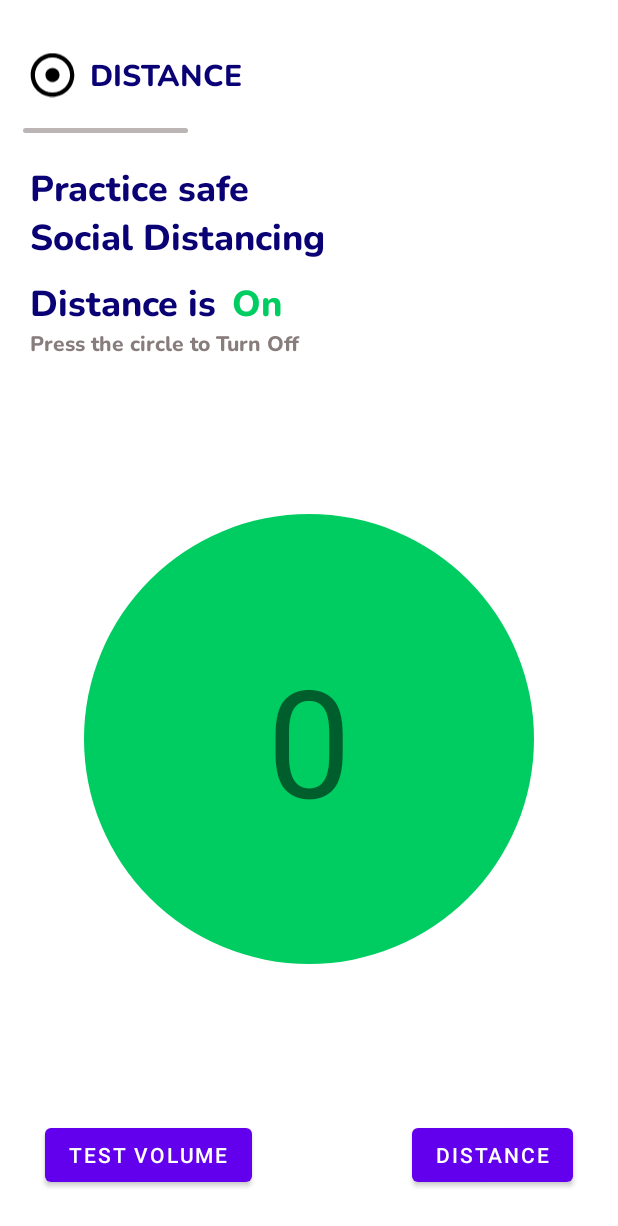
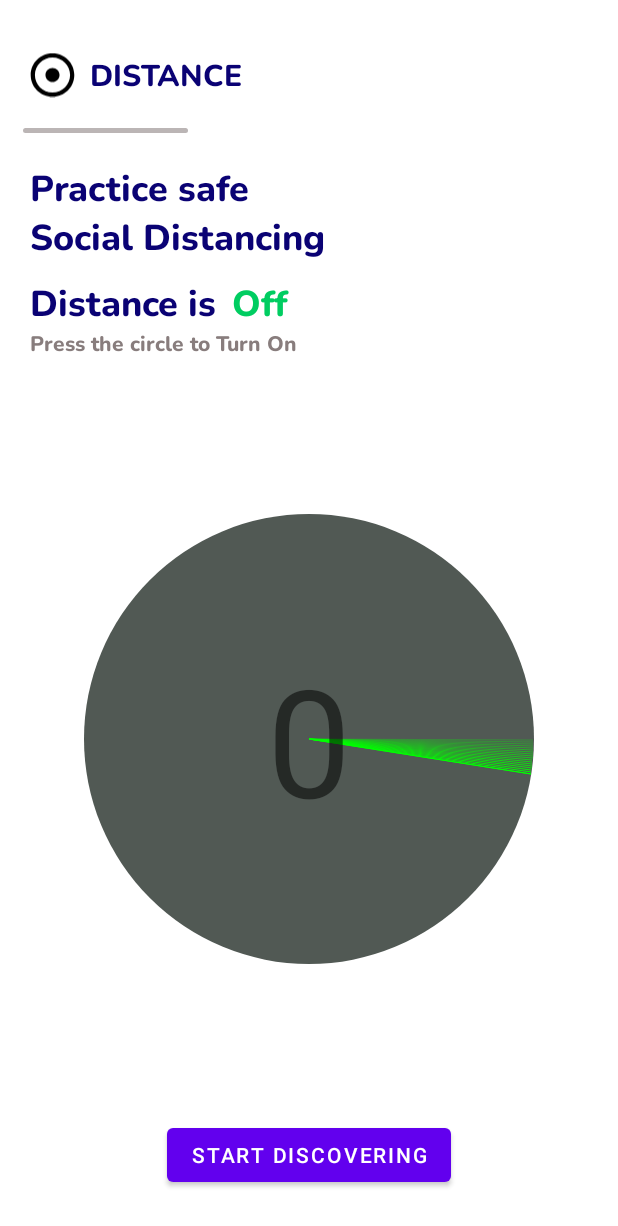
Before and after one commit to BharathJawahar/Distance-app, an Android app: the screen it shows after launch (MainActivity), after a tap on an icon or button, on a phone screen of 412 x 824 dp. Shown: the top 1226 px of the screen. Run offline under Robolectric (Android 15) with nearby library versions, the phone set to English and light mode, and no system bars; 1 other tap on this screen came first.

Commit message:
"Finding Bluetooth Devices Module Done"

```diff
--- a/app/src/main/AndroidManifest.xml
+++ b/app/src/main/AndroidManifest.xml
@@ -6,6 +6,7 @@
     <uses-permission android:name="android.permission.BLUETOOTH" />
     <uses-permission android:name="android.permission.BLUETOOTH_ADMIN" />
 
+    <uses-permission android:name="android.permission.BLUETOOTH_ADVERTISE" />
     <uses-permission android:name="android.permission.BLUETOOTH_CONNECT" />
 
     <uses-permission android:name="android.permission.BLUETOOTH_SCAN" />
@@ -29,7 +30,7 @@
         </activity>
         <meta-data
             android:name="preloaded_fonts"
-            android:resource="@array/preloaded_fonts" />
+            android:resource    ="@array/preloaded_fonts" />
     </application>
 
 </manifest>
--- a/app/src/main/java/com/example/socialdistancingbluetoothapp/MainActivity.java
+++ b/app/src/main/java/com/example/socialdistancingbluetoothapp/MainActivity.java
@@ -1,166 +1,173 @@
 package com.example.socialdistancingbluetoothapp;
 
 import androidx.appcompat.app.AppCompatActivity;
-import androidx.constraintlayout.widget.ConstraintLayout;
+import androidx.localbroadcastmanager.content.LocalBroadcastManager;
 
 import android.bluetooth.BluetoothAdapter;
 import android.bluetooth.BluetoothDevice;
 import android.content.BroadcastReceiver;
 import android.content.Context;
 import android.content.Intent;
-import android.graphics.Color;
-import android.graphics.drawable.ColorDrawable;
-import android.graphics.drawable.TransitionDrawable;
+import android.content.IntentFilter;
 import android.os.Bundle;
-import android.util.Log;
+import android.os.Handler;
 import android.view.View;
+import android.widget.Button;
 import android.widget.TextView;
 import android.widget.Toast;
 
-
-import android.os.Bundle;
-
-import java.util.ArrayList;
-
 public class MainActivity extends AppCompatActivity {
 
+    int totalDevice = 0;
     private BluetoothAdapter mBluetoothAdapter;
-    public ArrayList arrayOfFoundBTDevices;
+    final private BroadcastReceiver mBluetoothStatusChangedReceiver = new BroadcastReceiver() {
+        @Override
+        public void onReceive(Context context, Intent intent) {
+            final Bundle extras = intent.getExtras();
+            final int bluetoothState = intent.getIntExtra(BluetoothAdapter.EXTRA_STATE, -1);
+            switch(bluetoothState) {
+                case BluetoothAdapter.STATE_ON:
+                    Toast.makeText(context,"Bluetooth Enabled", Toast.LENGTH_SHORT).show();
+                    onOff.setText("On");
+                    info.setText("Press the circle to Turn Off");
+                    circle.setBackgroundResource(R.drawable.circle_green);
+                    break;
+                case BluetoothAdapter.STATE_OFF:
+                    Toast.makeText(context,"Bluetooth Disabled", Toast.LENGTH_SHORT).show();
+                    onOff.setText("Off");
+                    info.setText("Press the circle to Turn On");
+                    circle.setBackgroundResource(R.drawable.circle_grey);
+                    break;
+                case BluetoothAdapter.STATE_TURNING_ON:
+                    Toast.makeText(context,"Bluetooth Enabling", Toast.LENGTH_SHORT).show();
+                    break;
+                case BluetoothAdapter.STATE_TURNING_OFF:
+                    Toast.makeText(context,"Bluetooth Disabling", Toast.LENGTH_SHORT).show();
+                    break;
+            }
 
-    View circle;
-    TextView onOff;
-    TextView info;
+            String action = intent.getAction();
+            if (BluetoothAdapter.ACTION_DISCOVERY_STARTED.equals(action)) {
+
+            }
+
+            if(mBluetoothAdapter.isDiscovering()) {
+                circle.startAnimation();
+            }
+            else {
+                circle.stopAnimation();
+            }
+        }
+    };
+    final private BroadcastReceiver mBluetoothDiscoveryStatusChangedReceiver = new BroadcastReceiver() {
+        @Override
+        public void onReceive(Context context, Intent intent) {
+            String action = intent.getAction();
+            if (BluetoothAdapter.ACTION_DISCOVERY_STARTED.equals(action)) {
+                Toast.makeText(context, "Discovery Started", Toast.LENGTH_LONG).show();
+                circle.startAnimation();
+                totalDevice = 0;
+                startDiscovery.setText("Stop Discovery");
+            } else if (BluetoothAdapter.ACTION_DISCOVERY_FINISHED.equals(action)) {
+                Toast.makeText(context, "Discovery Finished", Toast.LENGTH_LONG).show();
+                circle.stopAnimation();
+                startDiscovery.setText("Start Discovery");
+            } else if (BluetoothDevice.ACTION_FOUND.equals(action)) {
+                totalDevice += 1;
+                BluetoothDevice device = (BluetoothDevice) intent.getParcelableExtra(BluetoothDevice.EXTRA_DEVICE);
+                Toast.makeText(context, "Bluetooth Device Found. Total Devices : " + String.valueOf(totalDevice), Toast.LENGTH_LONG).show();
+                noOfBtDev.setText(String.valueOf(totalDevice));
+            }
+            if(mBluetoothAdapter.isDiscovering()) {
+                circle.startAnimation();
+            }
+            else {
+                circle.stopAnimation();
+            }
+        }
+    };
+
+    TextView onOff, info, noOfBtDev;
+    Radar circle;
+    Button startDiscovery;
 
     @Override
     protected void onCreate(Bundle savedInstanceState) {
         super.onCreate(savedInstanceState);
         setContentView(R.layout.activity_main);
 
-        circle = (View) findViewById(R.id.circle);
+        registerReceiver(mBluetoothStatusChangedReceiver, new IntentFilter(BluetoothAdapter.ACTION_STATE_CHANGED));
+        registerReceiver(mBluetoothDiscoveryStatusChangedReceiver, new IntentFilter(BluetoothAdapter.ACTION_DISCOVERY_STARTED));
+        registerReceiver(mBluetoothDiscoveryStatusChangedReceiver, new IntentFilter(BluetoothAdapter.ACTION_DISCOVERY_FINISHED));
+        registerReceiver(mBluetoothDiscoveryStatusChangedReceiver, new IntentFilter(BluetoothDevice.ACTION_FOUND));
+
+        circle = (Radar) findViewById(R.id.circle);
         onOff = (TextView) findViewById(R.id.onOff);
         info = (TextView) findViewById(R.id.info);
+        noOfBtDev = (TextView) findViewById(R.id.noOfBluetooth);
+        startDiscovery = (Button) findViewById(R.id.button);
+
 
         mBluetoothAdapter = BluetoothAdapter.getDefaultAdapter();
-        if( !mBluetoothAdapter.isEnabled())
-        {
-            Intent enableBtIntent = new Intent(BluetoothAdapter.ACTION_REQUEST_ENABLE);
-            startActivityForResult(enableBtIntent, 99);
+        if (mBluetoothAdapter == null) {
+            Toast.makeText(this, "BlueTooth not supported in this device", Toast.LENGTH_LONG).show();
+            circle.setBackgroundResource(R.drawable.circle_grey);
         }
 
         if (mBluetoothAdapter.isEnabled()) {
             onOff.setText("On");
+            android.util.Log.d("Debug on MainActivity", "onCreate: Bluetooth already Enabled");
             info.setText("Press the circle to Turn Off");
+            circle.setBackgroundResource(R.drawable.circle_green);
 
-        }
-        else {
+        } else {
             onOff.setText("Off");
             info.setText("Press the circle to Turn On");
-        }
-
-    }
-
-    public void circleClick(View view) {
-        if (mBluetoothAdapter.isEnabled()) {
-            mBluetoothAdapter.disable();
-            Toast.makeText(getApplicationContext(),"Bluetooth Disabled",Toast.LENGTH_SHORT).show();
-            onOff.setText("Off");
-            info.setText("Press the circle to Turn On");
-            /*ColorDrawable[] colorDrawables = {new ColorDrawable(Color.DKGRAY)};
-            TransitionDrawable transitionDrawable = new TransitionDrawable(colorDrawables);
-            circle.setBackground(transitionDrawable);
-            transitionDrawable.startTransition(2000);*/
-
-        }
-        else {
-            mBluetoothAdapter.enable();
-            Toast.makeText(getApplicationContext(),"Bluetooth Enabled",Toast.LENGTH_SHORT).show();
-            onOff.setText("On");
-            info.setText("Press the circle to Turn Off");
-            /*ColorDrawable[] colorDrawables = {new ColorDrawable(Color.GREEN)};
-            TransitionDrawable transitionDrawable = new TransitionDrawable(colorDrawables);
-            circle.setBackground(transitionDrawable);
-            transitionDrawable.startTransition(2000);*/
+            circle.setBackgroundResource(R.drawable.circle_grey);
         }
     }
 
     @Override
-    protected void onPause()
-    {
-        super.onPause();
-        mBluetoothAdapter.cancelDiscovery();
+    protected void onResume() {
+        super.onResume();
+        registerReceiver(mBluetoothStatusChangedReceiver, new IntentFilter(BluetoothAdapter.ACTION_STATE_CHANGED));
+        registerReceiver(mBluetoothDiscoveryStatusChangedReceiver, new IntentFilter(BluetoothAdapter.ACTION_DISCOVERY_STARTED));
+        registerReceiver(mBluetoothDiscoveryStatusChangedReceiver, new IntentFilter(BluetoothAdapter.ACTION_DISCOVERY_FINISHED));
+        registerReceiver(mBluetoothDiscoveryStatusChangedReceiver, new IntentFilter(BluetoothDevice.ACTION_FOUND));
     }
 
-    private void displayListOfFoundDevices() {
-        arrayOfFoundBTDevices = new ArrayList<BluetoothObject>();
-        mBluetoothAdapter.startDiscovery();
-        final BroadcastReceiver mReceiver = new BroadcastReceiver() {
-          @Override
-          public void onReceive(Context context, Intent intent)
-          {
-              String action = intent.getAction();
-              // When discovery finds a device
-              if (BluetoothDevice.ACTION_FOUND.equals(action))
-              {
-                  // Get the bluetoothDevice object from the Intent
-                  BluetoothDevice device = intent.getParcelableExtra(BluetoothDevice.EXTRA_DEVICE);
+    @Override
+    protected void onPause() {
+        super.onPause();
+        unregisterReceiver(mBluetoothStatusChangedReceiver);
+        unregisterReceiver(mBluetoothDiscoveryStatusChangedReceiver);
+        if(mBluetoothAdapter.isDiscovering())   mBluetoothAdapter.cancelDiscovery();
+    }
 
-                  // Get the "RSSI" to get the signal strength as integer,
-                  // but should be displayed in "dBm" units
-                  int rssi = intent.getShortExtra(BluetoothDevice.EXTRA_RSSI,Short.MIN_VALUE);
+    @Override
+    public void onDestroy() {
+        unregisterReceiver(mBluetoothStatusChangedReceiver);
+        unregisterReceiver(mBluetoothDiscoveryStatusChangedReceiver);
+        super.onDestroy();
+    }
 
-                  // Create the device object and add it to the arrayList of devices
-                  BluetoothObject bluetoothObject = new BluetoothObject();
-                  bluetoothObject.setName(device.getName());
-                  bluetoothObject.setAddress(device.getAddress());
-                  bluetoothObject.setState(device.getBondState());
-                  bluetoothObject.setStrength(rssi);
+    public void circleClick(View view) throws InterruptedException {
+        if (mBluetoothAdapter.isEnabled()) {
+            mBluetoothAdapter.disable();
+            circle.stopAnimation();
 
-                  arrayOfFoundBTDevices.add(bluetoothObject);
+        } else {
+            mBluetoothAdapter.enable();
+        }
+    }
 
-                  // 1. Pass context and data to the custom adapter
-
-                  // 2. setListAdapter
-              }
-          }
-
-        };
+    public void startDiscover(View view) {
+        if(mBluetoothAdapter.isDiscovering()){
+            mBluetoothAdapter.cancelDiscovery();
+            circle.stopAnimation();
+        }
+        else mBluetoothAdapter.startDiscovery();
 
     }
+
 }
-
-class BluetoothObject {
-    String name, address;
-    int strength, state;
-
-    public void setName(String name) {
-        this.name = name;
-    }
-
-    public void setState(int state) {
-        this.state = state;
-    }
-
-    public void setAddress(String address) {
-        this.address = address;
-    }
-
-    public void setStrength(int strength) {
-        this.strength = strength;
-    }
-
-    public int getStrength() {
-        return strength;
-    }
-
-    public String getName() {
-        return name;
-    }
-
-    public String getAddress() {
-        return address;
-    }
-
-    public int getState() {
-        return state;
-    }
-}
--- /dev/null
+++ b/app/src/main/java/com/example/socialdistancingbluetoothapp/Radar.java
@@ -0,0 +1,141 @@
+package com.example.socialdistancingbluetoothapp;
+
+import android.content.Context;
+import android.graphics.Canvas;
+import android.graphics.Color;
+import android.graphics.Paint;
+import android.graphics.Point;
+import android.util.AttributeSet;
+import android.util.Log;
+import android.view.View;
+
+public class Radar extends View {
+
+    private final String LOG = "RadarView";
+    private final int POINT_ARRAY_SIZE = 25;
+
+    private int fps = 100;
+    private boolean showCircles = false;
+
+    float alpha = 0;
+    Point latestPoint[] = new Point[POINT_ARRAY_SIZE];
+    Paint latestPaint[] = new Paint[POINT_ARRAY_SIZE];
+
+    public Radar(Context context) {
+        this(context, null);
+    }
+
+    public Radar(Context context, AttributeSet attrs) {
+        this(context, attrs, 0);
+    }
+
+    public Radar(Context context, AttributeSet attrs, int defStyleAttr) {
+        super(context, attrs, defStyleAttr);
+
+        Paint localPaint = new Paint();
+        localPaint.setColor(Color.GREEN);
+        localPaint.setAntiAlias(true);
+        localPaint.setStyle(Paint.Style.STROKE);
+        localPaint.setStrokeWidth(1.0F);
+        localPaint.setAlpha(0);
+
+        int alpha_step = 255 / POINT_ARRAY_SIZE;
+        for (int i=0; i < latestPaint.length; i++) {
+            latestPaint[i] = new Paint(localPaint);
+            latestPaint[i].setAlpha(255 - (i* alpha_step));
+        }
+    }
+
+
+    android.os.Handler mHandler = new android.os.Handler();
+    Runnable mTick = new Runnable() {
+        @Override
+        public void run() {
+            invalidate();
+            mHandler.postDelayed(this, 1000 / fps);
+        }
+    };
+
+
+    public void startAnimation() {
+        mHandler.removeCallbacks(mTick);
+        mHandler.post(mTick);
+    }
+
+    public void stopAnimation() {
+        mHandler.removeCallbacks(mTick);
+    }
+
+    public void setFrameRate(int fps) { this.fps = fps; }
+    public int getFrameRate() { return this.fps; };
+
+    public void setShowCircles(boolean showCircles) { this.showCircles =     showCircles; }
+
+    @Override
+    protected void onDraw(Canvas canvas) {
+        super.onDraw(canvas);
+
+
+        int width = getWidth();
+        int height = getHeight();
+
+        int r = Math.min(width, height);
+
+
+        //canvas.drawRect(0, 0, getWidth(), getHeight(), localPaint);
+
+        int i = r / 2;
+        int j = i - 1;
+        Paint localPaint = latestPaint[0]; // GREEN
+
+        if (showCircles) {
+            canvas.drawCircle(i, i, j, localPaint);
+            canvas.drawCircle(i, i, j, localPaint);
+            canvas.drawCircle(i, i, j * 3 / 4, localPaint);
+            canvas.drawCircle(i, i, j >> 1, localPaint);
+            canvas.drawCircle(i, i, j >> 2, localPaint);
+        }
+
+        alpha -= 0.5;
+        if (alpha < -360) alpha = 0;
+        double angle = Math.toRadians(alpha);
+        int offsetX =  (int) (i + (float)(i * Math.cos(angle)));
+        int offsetY = (int) (i - (float)(i * Math.sin(angle)));
+
+        latestPoint[0]= new Point(offsetX, offsetY);
+
+        for (int x=POINT_ARRAY_SIZE-1; x > 0; x--) {
+            latestPoint[x] = latestPoint[x-1];
+        }
+
+
+
+        int lines = 0;
+        for (int x = 0; x < POINT_ARRAY_SIZE; x++) {
+            Point point = latestPoint[x];
+            if (point != null) {
+                canvas.drawLine(i, i, point.x, point.y, latestPaint[x]);
+            }
+        }
+
+
+        lines = 0;
+        for (Point p : latestPoint) if (p != null) lines++;
+
+        boolean debug = false;
+        if (debug) {
+            StringBuilder sb = new StringBuilder(" >> ");
+            for (Point p : latestPoint) {
+                if (p != null) sb.append(" (" + p.x + "x" + p.y + ")");
+            }
+
+            Log.d(LOG, sb.toString());
+            //  " - R:" + r + ", i=" + i +
+            //  " - Size: " + width + "x" + height +
+            //  " - Angle: " + angle +
+            //  " - Offset: " + offsetX + "," + offsetY);
+        }
+
+    }
+
+}
--- /dev/null
+++ b/app/src/main/res/drawable/circle_green.xml
@@ -0,0 +1,12 @@
+<?xml version="1.0" encoding="utf-8"?>
+<shape
+    xmlns:android="http://schemas.android.com/apk/res/android"
+    android:shape="oval">
+
+    <solid
+        android:color="#34E387"/>
+
+    <size
+        android:width="120dp"
+        android:height="120dp"/>
+</shape>
--- /dev/null
+++ b/app/src/main/res/drawable/circle_grey.xml
@@ -0,0 +1,12 @@
+<?xml version="1.0" encoding="utf-8"?>
+<shape
+    xmlns:android="http://schemas.android.com/apk/res/android"
+    android:shape="oval">
+
+    <solid
+        android:color="#515954"/>
+
+    <size
+        android:width="120dp"
+        android:height="120dp"/>
+</shape>
--- a/app/src/main/res/drawable/circle.xml
+++ b/app/src/main/res/drawable/circle_red.xml
@@ -4,7 +4,7 @@
     android:shape="oval">
 
     <solid
-        android:color="#00CD61"/>
+        android:color="#E42525"/>
 
     <size
         android:width="120dp"
--- a/app/src/main/res/layout/activity_main.xml
+++ b/app/src/main/res/layout/activity_main.xml
@@ -96,40 +96,30 @@
             app:layout_constraintTop_toBottomOf="@+id/textView3" />
 
 
-
         <Button
             android:id="@+id/button"
             android:layout_width="wrap_content"
             android:layout_height="wrap_content"
-            android:layout_marginEnd="30dp"
             android:layout_marginBottom="30dp"
-            android:text="Distance"
+            android:onClick="startDiscover"
+            android:text="Start Discovering"
             app:layout_constraintBottom_toBottomOf="parent"
-            app:layout_constraintEnd_toEndOf="parent" />
-
-        <Button
-            android:id="@+id/button2"
-            android:layout_width="wrap_content"
-            android:layout_height="wrap_content"
-            android:layout_marginStart="30dp"
-            android:layout_marginBottom="30dp"
-            android:text="Test Volume"
-            app:layout_constraintBottom_toBottomOf="parent"
+            app:layout_constraintEnd_toEndOf="parent"
             app:layout_constraintStart_toStartOf="parent" />
 
 
-        <View
+
+        <com.example.socialdistancingbluetoothapp.Radar
+
             android:id="@+id/circle"
             android:layout_width="300dp"
             android:layout_height="300dp"
-            android:background="@drawable/circle"
             android:onClick="circleClick"
-            app:layout_constraintBottom_toTopOf="@+id/button2"
+            app:layout_constraintBottom_toTopOf="@+id/button"
             app:layout_constraintEnd_toEndOf="parent"
             app:layout_constraintStart_toStartOf="parent"
-            app:layout_constraintTop_toBottomOf="@+id/info">
+            app:layout_constraintTop_toBottomOf="@+id/info"/>
 
-        </View>
 
         <TextView
             android:id="@+id/noOfBluetooth"
```
